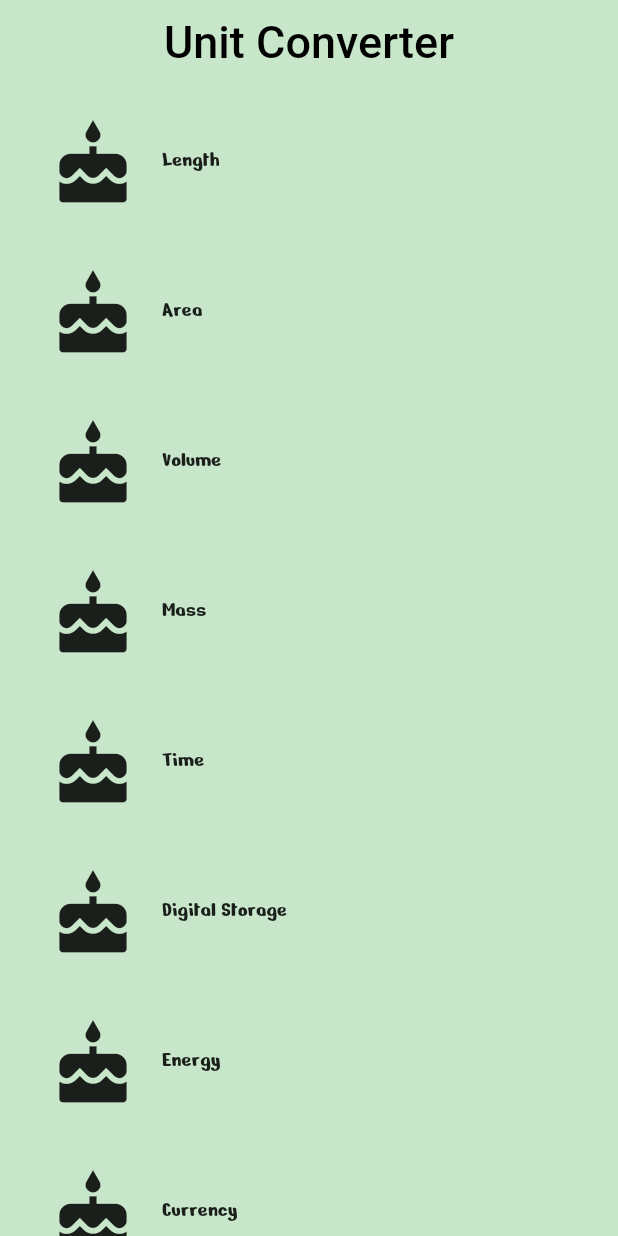
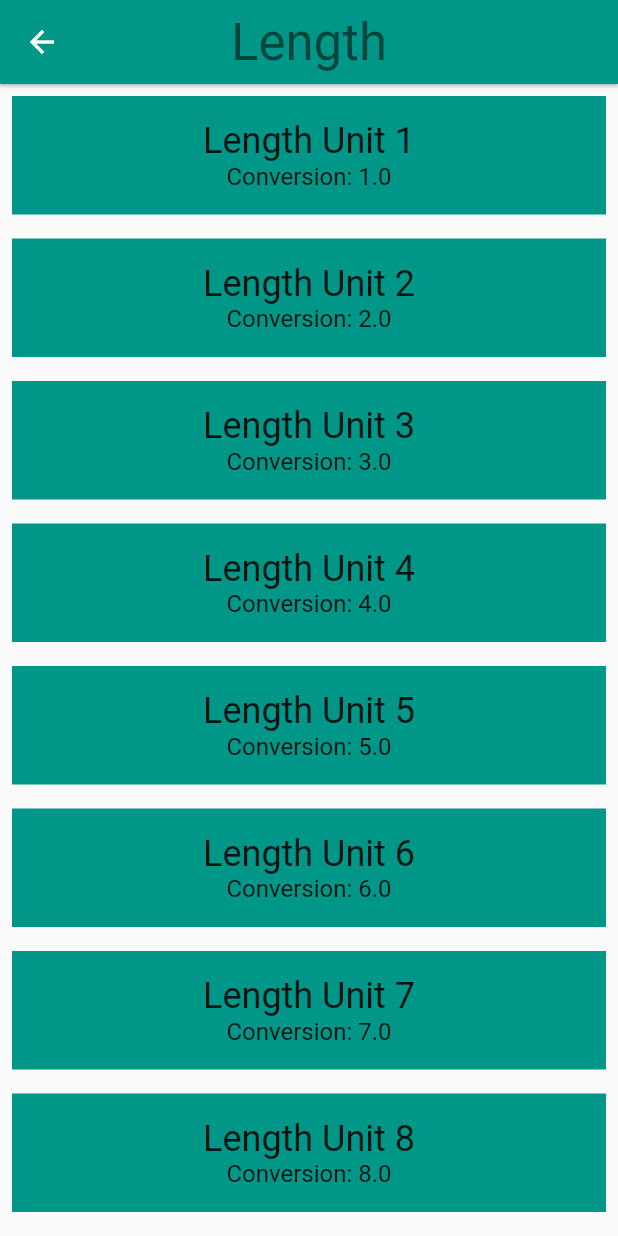
Before and after one commit to mhrjnamar/MeasurementApp, a Flutter app: the screen it shows after launch, after a tap on "Length", on a phone screen of 412 x 824 dp. Run offline on Flutter 3.47's test engine with Material 2 defaults, Android fonts, the light colour scheme and no system bars.

Commit message:
Navigation Task Completed

```diff
--- a/lib/category.dart
+++ b/lib/category.dart
@@ -1,5 +1,7 @@
 import 'package:flutter/cupertino.dart';
 import 'package:flutter/material.dart';
+import 'package:measurment_converter/converter_screen.dart';
+import 'package:measurment_converter/unit.dart';
 
 final _rowHeight = 100.0;
 final _borderRadius = BorderRadius.circular(_rowHeight / 2);
@@ -12,6 +14,7 @@
   final String name;
   final ColorSwatch color;
   final IconData iconLocation;
+  final List<Unit> units;
 
   /// Creates a [Category].
   ///
@@ -21,15 +24,38 @@
   // it doesn't check whether the object passed in is null. We check that
   // in the assert statement.
 
-  const Category(
-      {Key key,
+  const Category({Key key,
     @required this.name,
     @required this.color,
-      @required this.iconLocation})
+    @required this.iconLocation,
+    @required this.units})
       : assert(name != null),
         assert(color != null),
         assert(iconLocation != null),
+        assert(units != null),
         super(key: key);
+
+  /// Navigates to the [ConverterScreen].
+  void _navigateToConverter(BuildContext context) {
+    Navigator.of(context).push(
+        MaterialPageRoute<Null>(builder: (BuildContext context) {
+            return Scaffold(
+              appBar: AppBar(
+              elevation: 1.0,
+                title: Text(
+                  name,
+                  style: Theme.of(context).textTheme.display1,
+                ),
+                centerTitle: true,
+                backgroundColor: color,
+            ),
+              body: ConverterScreen(
+                color: color,
+                units: units,
+              ),
+        );
+        }));
+  }
 
   /// Builds a custom widget that shows [Category] information.
   ///
@@ -46,8 +72,9 @@
           splashColor: color,
           // We can use either the () => function() or the () { function(); }
           // syntax.
-          onTap: () => {
-            print("Don't tap me")
+          onTap: () =>
+          {
+            _navigateToConverter(context)
           },
           child: Padding(
             padding: EdgeInsets.all(8.0),
@@ -62,7 +89,7 @@
                     padding: EdgeInsets.all(16.0),
                     child: Icon(
                       iconLocation,
-                    size:60.0,
+                      size: 60.0,
                     )
                 ),
                 Center(
--- a/lib/category_screen.dart
+++ b/lib/category_screen.dart
@@ -1,5 +1,6 @@
 
 import 'package:flutter/material.dart';
+import 'package:measurment_converter/unit.dart';
 
 import 'category.dart';
 
@@ -47,6 +48,14 @@
   );
 }
 
+/// Returns a list of mock [Unit]s.
+  List<Unit> _retriveUnitList(String categoryName){
+    return List.generate(10, (int i){
+      i += 1;
+      return Unit(name: '$categoryName Unit $i', conversion: i.toDouble());
+    });
+  }
+
 @override
   Widget build(BuildContext context) {
     final categories = <Category>[];
@@ -56,6 +65,7 @@
         name: _categoryNames[i],
         color: _baseColor[i],
         iconLocation: Icons.cake,
+        units: _retriveUnitList(_categoryNames[i]),
       ));
     }
 
--- /dev/null
+++ b/lib/converter_screen.dart
@@ -0,0 +1,48 @@
+import 'package:flutter/cupertino.dart';
+import 'package:flutter/material.dart';
+import 'package:measurment_converter/unit.dart';
+
+/// Converter screen where users can input amounts to convert.
+///
+class ConverterScreen extends StatelessWidget {
+  /// Units for this [Category]
+  final List<Unit> units;
+
+  /// This [ConverterRoute] requires the color and units to not be null.
+  final Color color;
+
+  const ConverterScreen({
+    @required this.units,
+    @required this.color,
+  })
+      : assert(units != null),
+        assert(color != null);
+
+  @override
+  Widget build(BuildContext context) {
+    // Here is just a placeholder for a list of mock units
+    final unitWidgets = units.map((Unit unit) {
+      return Container(
+          color: color,
+          margin: EdgeInsets.all(8.0),
+          padding: EdgeInsets.all(16.0),
+        child: Column(
+          children: <Widget>[
+            Text(
+              unit.name,
+              style: Theme.of(context).textTheme.headline,
+            ),
+            Text(
+              'Conversion: ${unit.conversion}',
+              style: Theme.of(context).textTheme.subhead,
+            )
+          ],
+        )
+      );
+    }).toList();
+
+    return ListView(
+      children: unitWidgets,
+    );
+  }
+}
--- /dev/null
+++ b/lib/unit.dart
@@ -0,0 +1,24 @@
+
+import 'package:flutter/cupertino.dart';
+
+/// Information about a [Unit]
+class Unit {
+  final String name;
+  final double conversion;
+
+  /// A [Unit] stores its name and conversion factor.
+///
+/// An example would be 'Meter' and '1.0'.
+const Unit({
+    @required this.name,
+  @required this.conversion,
+}) : assert(name != null),
+  assert(conversion != null);
+
+/// Creates a [Unit] from a JSON object.
+Unit.fromJson(Map jsonMap)
+  : assert(jsonMap['name'] != null),
+  assert(jsonMap['conversion'] != null),
+  name = jsonMap['name'],
+  conversion = jsonMap['conversion'].toDouble();
+}
```
Lines whose indentation alone changed are shown as unchanged.
